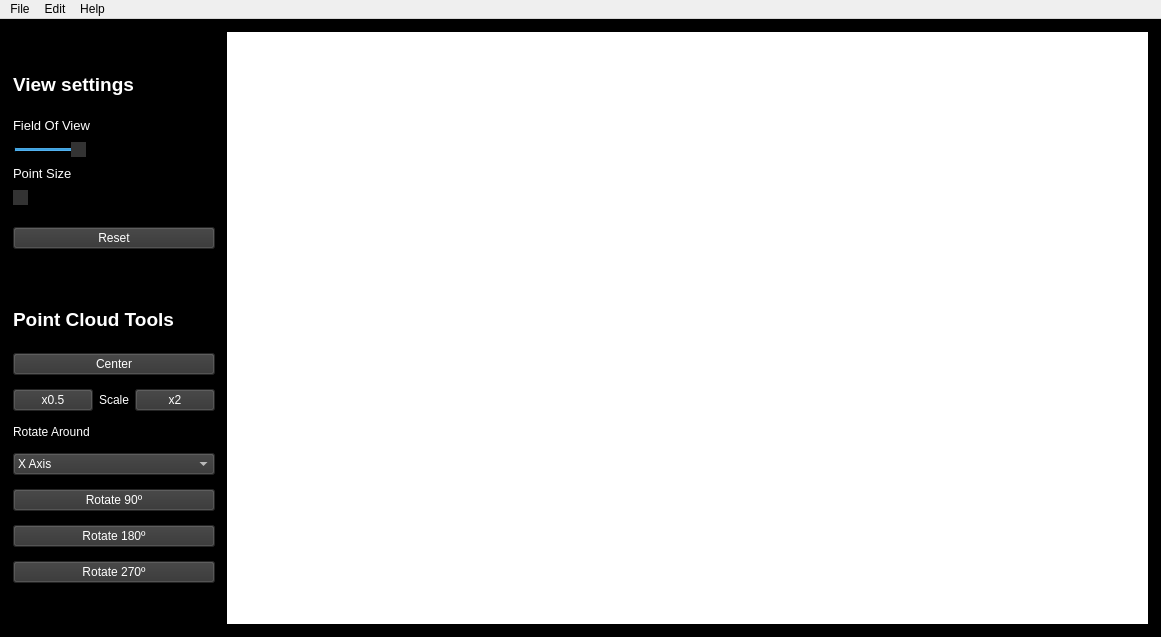
Qt form PointCloudEditor/code/PointCloudEditor.ui (miguelgutierrezruano/PointCloudEditor) before a commit.
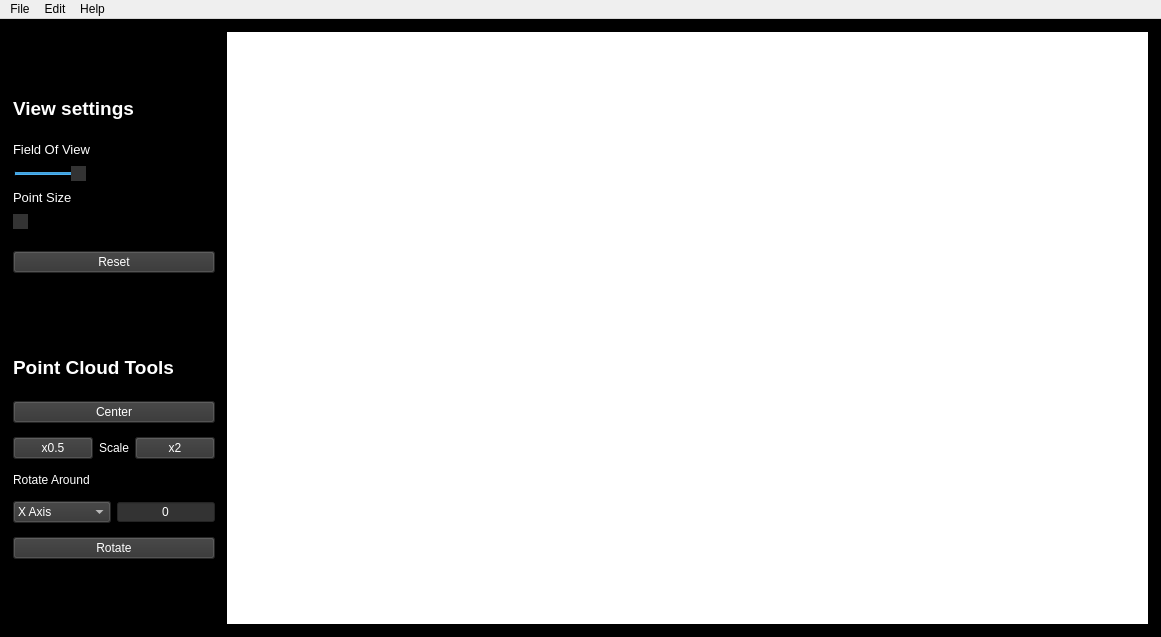
The same form after that commit.

Patch:
```diff
--- a/PointCloudEditor/code/PointCloudEditor.ui
+++ b/PointCloudEditor/code/PointCloudEditor.ui
@@ -379,6 +379,8 @@
             </widget>
            </item>
            <item>
+            <layout class="QHBoxLayout" name="horizontalLayout_3">
+             <item>
             <widget class="QComboBox" name="axisComboBox">
              <property name="styleSheet">
               <string notr="true">color: white;
@@ -412,29 +414,25 @@
             </widget>
            </item>
            <item>
-            <widget class="QPushButton" name="rotate90">
+              <widget class="QSpinBox" name="rotationSpinBox">
              <property name="styleSheet">
               <string notr="true">color: white;
 font-family: &quot;Tahoma&quot;;
 background-color: rgb(51, 51, 51)</string>
              </property>
-             <property name="text">
-              <string>Rotate 90º</string>
-             </property>
-            </widget>
-           </item>
-           <item>
-            <widget class="QPushButton" name="rotate180">
-             <property name="styleSheet">
-              <string notr="true">color: white;
-font-family: &quot;Tahoma&quot;;
-background-color: rgb(51, 51, 51)</string>
-             </property>
-             <property name="text">
-              <string>Rotate 180º</string>
+               <property name="alignment">
+                <set>Qt::AlignCenter</set>
+               </property>
+               <property name="buttonSymbols">
+                <enum>QAbstractSpinBox::NoButtons</enum>
+               </property>
+               <property name="maximum">
+                <number>360</number>
              </property>
             </widget>
            </item>
+            </layout>
+           </item>
            <item>
             <widget class="QPushButton" name="rotate270">
              <property name="styleSheet">
@@ -443,7 +441,7 @@
 background-color: rgb(51, 51, 51)</string>
              </property>
              <property name="text">
-              <string>Rotate 270º</string>
+              <string>Rotate</string>
              </property>
             </widget>
            </item>
```
Left out of the diff: 2 changed lines with no effect on the pictures. Lines whose indentation alone changed are shown as unchanged.
